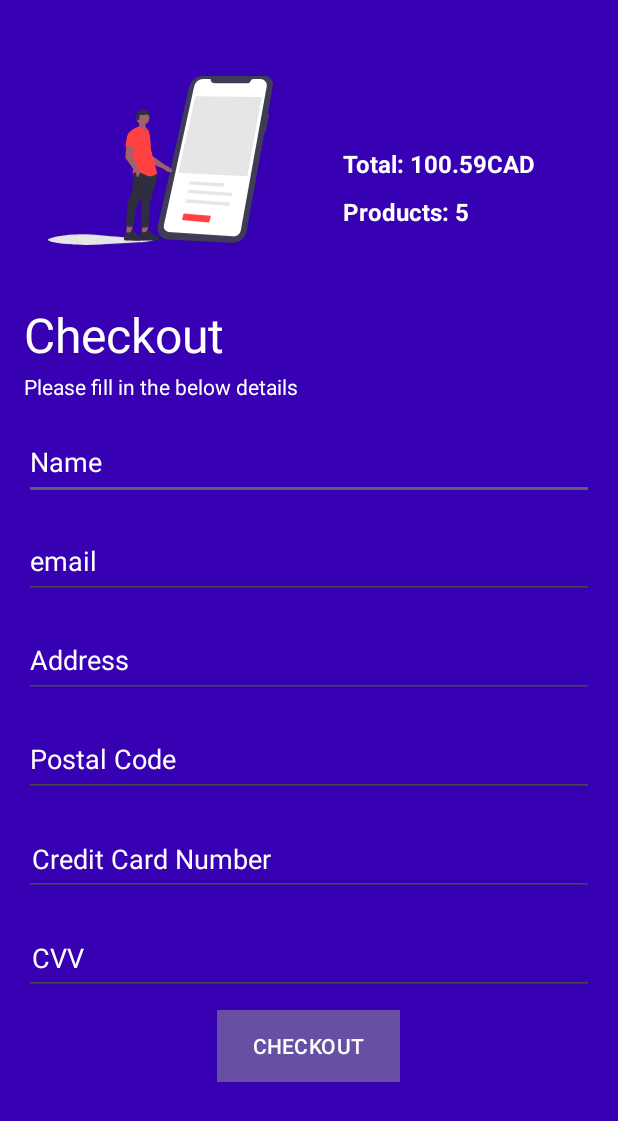
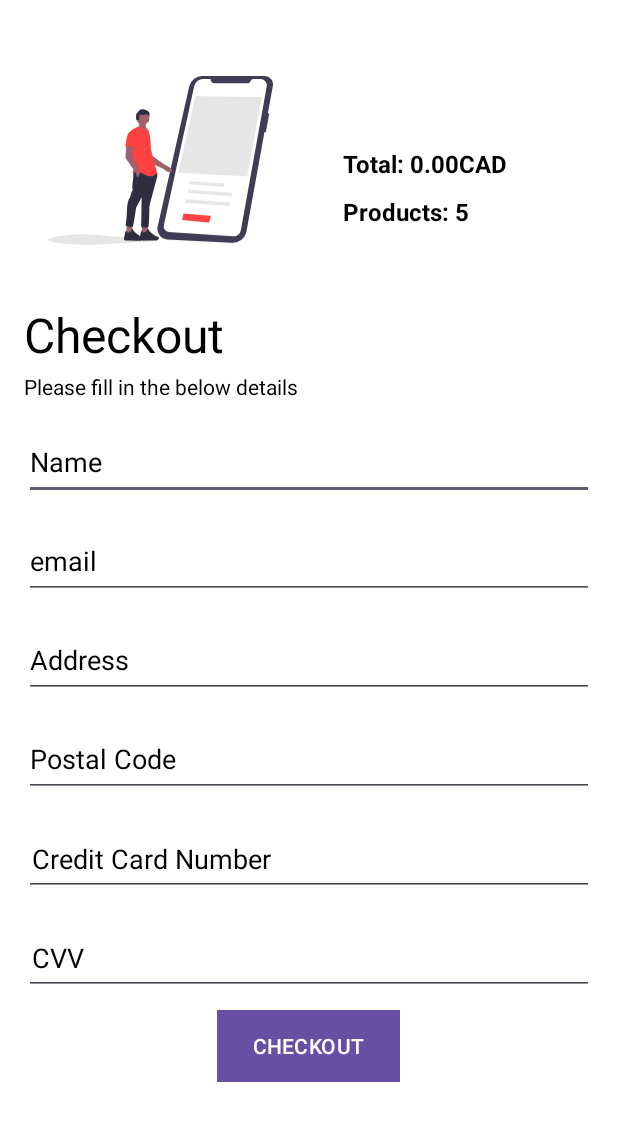
Before and after one commit to vijay010498/mobile-project-group-3-canada-computers, an Android app: the layout activity_checkout.xml on its own in the app's theme, with its tools: preview values and no code run, on a phone screen of 412 x 824 dp. Shown: the top 1121 px of the screen. Run offline under Robolectric (Android 15) with nearby library versions, the phone set to English and light mode, and no system bars.

Commit message:
completed all

```diff
--- a/app/src/main/java/com/example/group3project/ProductDetailsAdapter.kt
+++ b/app/src/main/java/com/example/group3project/adapter/ProductDetailsAdapter.kt
@@ -1,4 +1,4 @@
-package com.example.group3project
+package com.example.group3project.adapter
 
 import android.view.LayoutInflater
 import android.view.ViewGroup
@@ -6,6 +6,7 @@ import android.widget.ImageView
 import android.widget.TextView
 import androidx.recyclerview.widget.RecyclerView
 import com.bumptech.glide.Glide
+import com.example.group3project.R
 import com.example.group3project.models.Product
 import com.firebase.ui.database.FirebaseRecyclerAdapter
 import com.firebase.ui.database.FirebaseRecyclerOptions
@@ -33,7 +34,8 @@ class ProductDetailsAdapter(options: FirebaseRecyclerOptions<Product>) : Firebas
 
     }
 
-    inner class MyViewHolder(inflater: LayoutInflater, parent: ViewGroup) : RecyclerView.ViewHolder(inflater.inflate(R.layout.activity_full_screen_image, parent, false))
+    inner class MyViewHolder(inflater: LayoutInflater, parent: ViewGroup) : RecyclerView.ViewHolder(inflater.inflate(
+        R.layout.activity_full_screen_image, parent, false))
     {
 
         val product_title: TextView = itemView.findViewById(R.id.product_title)
--- a/app/src/main/res/layout/activity_checkout.xml
+++ b/app/src/main/res/layout/activity_checkout.xml
@@ -3,7 +3,7 @@
     xmlns:app="http://schemas.android.com/apk/res-auto"
     android:layout_width="match_parent"
     android:layout_height="match_parent"
-    android:background="@color/purple_700">
+    android:background="@color/white">
 
     <androidx.core.widget.NestedScrollView
         android:layout_width="match_parent"
@@ -41,10 +41,10 @@
                         android:layout_marginLeft="30dp"
                         android:src="@drawable/ic_shipping"
                         android:textStyle="bold"
-                        android:text="Total: 100.59CAD"
+                        android:text="Total: 0.00CAD"
                         android:textAlignment="center"
                         android:textSize="16dp"
-                        android:textColor="@android:color/white" />
+                        android:textColor="@android:color/black" />
 
                     <TextView
                         android:id="@+id/total_products_count"
@@ -57,7 +57,7 @@
                         android:textStyle="bold"
                         android:text="Products: 5"
                         android:textAlignment="center"
-                        android:textColor="@android:color/white" />
+                        android:textColor="@android:color/black" />
 
                 </LinearLayout>
 
@@ -72,7 +72,7 @@
                 android:gravity="center|start"
                 android:paddingTop="3dp"
                 android:text="Checkout"
-                android:textColor="@android:color/white"
+                android:textColor="@android:color/black"
                 android:textSize="32sp" />
 
             <TextView
@@ -82,7 +82,7 @@
                 android:gravity="center|start"
                 android:paddingTop="3dp"
                 android:text="Please fill in the below details"
-                android:textColor="@android:color/white"
+                android:textColor="@android:color/black"
                 android:textSize="14sp" />
 
             <com.google.android.material.textfield.MaterialAutoCompleteTextView
@@ -92,8 +92,8 @@
                 android:layout_marginTop="16dp"
                 android:hint="Name"
                 android:inputType="textPersonName"
-                android:textColor="@color/white"
-                android:textColorHint="@color/white" />
+                android:textColor="@color/black"
+                android:textColorHint="@color/black" />
 
             <com.google.android.material.textfield.MaterialAutoCompleteTextView
                 android:id="@+id/edit_shipping_email"
@@ -102,8 +102,8 @@
                 android:layout_marginTop="16dp"
                 android:hint="email"
                 android:inputType="textEmailAddress"
-                android:textColor="@color/white"
-                android:textColorHint="@color/white" />
+                android:textColor="@color/black"
+                android:textColorHint="@color/black" />
 
             <com.google.android.material.textfield.MaterialAutoCompleteTextView
                 android:id="@+id/edit_shipping_address"
@@ -112,8 +112,8 @@
                 android:layout_marginTop="16dp"
                 android:hint="Address"
                 android:inputType="textPostalAddress"
-                android:textColor="@color/white"
-                android:textColorHint="@color/white" />
+                android:textColor="@color/black"
+                android:textColorHint="@color/black" />
 
             <com.google.android.material.textfield.MaterialAutoCompleteTextView
                 android:id="@+id/edit_shipping_pincode"
@@ -122,8 +122,8 @@
                 android:layout_marginTop="16dp"
                 android:hint="Postal Code"
                 android:inputType="textPostalAddress"
-                android:textColor="@color/white"
-                android:textColorHint="@color/white" />
+                android:textColor="@color/black"
+                android:textColorHint="@color/black" />
 
             <com.google.android.material.textfield.TextInputEditText
                 android:id="@+id/credit_card_number"
@@ -134,8 +134,8 @@
                 android:inputType="number"
                 android:padding="5dp"
                 android:maxLength="16"
-                android:textColor="@color/white"
-                android:textColorHint="@color/white" />
+                android:textColor="@color/black"
+                android:textColorHint="@color/black" />
 
             <com.google.android.material.textfield.TextInputEditText
                 android:id="@+id/credit_card_cvv"
@@ -146,8 +146,8 @@
                 android:inputType="numberPassword"
                 android:maxLength="3"
                 android:padding="5dp"
-                android:textColor="@color/white"
-                android:textColorHint="@color/white" />
+                android:textColor="@color/black"
+                android:textColorHint="@color/black" />
 
             <Button
                 android:id="@+id/btn_checkout"
@@ -155,7 +155,7 @@
                 android:layout_height="wrap_content"
                 android:layout_gravity="center"
                 android:layout_margin="10dp"
-                android:background="@color/white"
+                android:background="@color/black"
                 android:text="CHECKOUT"
                 android:textAlignment="center"
                 android:textColor="@color/white" />
--- a/app/src/main/res/values/strings.xml
+++ b/app/src/main/res/values/strings.xml
@@ -2,6 +2,8 @@
     <string name="app_name">Group3Project</string>
     <string name="title_activity_signup">signup</string>
     <string name="Products">Products</string>
+    <string name="Cart">Cart</string>
+    <string name="Checkout">Checkout</string>
     <!-- Strings used for fragments for navigation -->
     <string name="first_fragment_label">First Fragment</string>
     <string name="second_fragment_label">Second Fragment</string>
```
Also changed, not shown: app/src/main/AndroidManifest.xml (+13 -3 lines), app/src/main/java/com/example/group3project/CartActivity.kt (added, +90 -0 lines), app/src/main/java/com/example/group3project/CheckoutActivity.kt (added, +156 -0 lines), app/src/main/java/com/example/group3project/ProductsActivity.kt (+3 -7 lines), app/src/main/java/com/example/group3project/adapter/CartAdapter.kt (added, +58 -0 lines), app/src/main/java/com/example/group3project/adapter/ProductAdapter.kt (renamed from app/src/main/java/com/example/group3project/ProductAdapter.kt, +5 -19 lines), app/src/main/java/com/example/group3project/models/CartItem.kt (added, +13 -0 lines).
